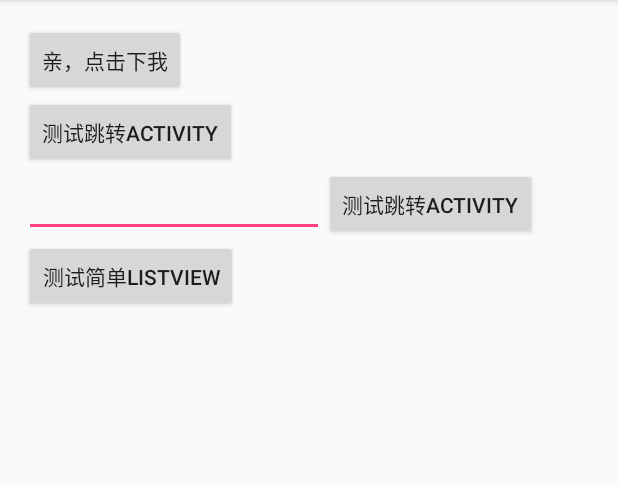
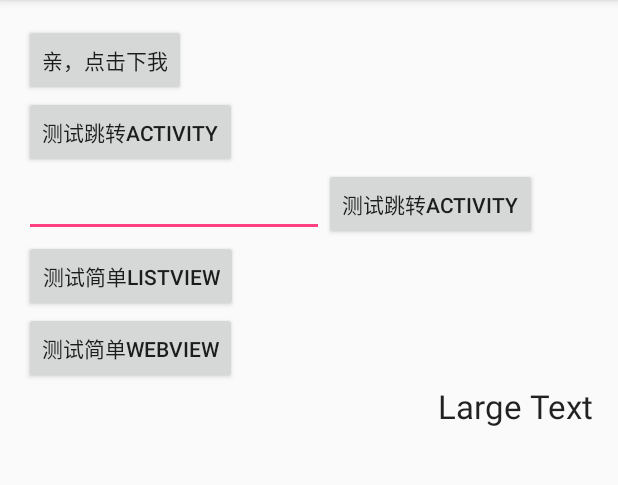
Before and after one commit to lixiong0802/android-learn, an Android app: the screen it shows after launch (MainActivity), on a phone screen of 412 x 824 dp, the part 84-569 px from its top. Run offline under Robolectric (Android 15) with nearby library versions, the phone set to English and light mode, and no system bars.

Commit message:
webview控件测试！！！

```diff
--- a/app/src/main/AndroidManifest.xml
+++ b/app/src/main/AndroidManifest.xml
@@ -1,6 +1,8 @@
 <?xml version="1.0" encoding="utf-8"?>
 <manifest xmlns:android="http://schemas.android.com/apk/res/android"
     package="com.example.lx.android_learn">
+
+    <uses-permission android:name="android.permission.INTERNET"/>
 
     <application
         android:allowBackup="true"
@@ -15,10 +17,10 @@
                 <category android:name="android.intent.category.LAUNCHER" />
             </intent-filter>
         </activity>
-
         <activity android:name=".IntentActivity" />
         <activity android:name=".DataIntentActivity" />
-        <activity android:name=".ControlListView"></activity>
+        <activity android:name=".ControlListView" />
+        <activity android:name=".ControlWebView"></activity>
     </application>
 
 </manifest>
--- a/app/src/main/java/com/example/lx/android_learn/MainActivity.java
+++ b/app/src/main/java/com/example/lx/android_learn/MainActivity.java
@@ -25,6 +25,8 @@ public class MainActivity extends AppCompatActivity implements View.OnClickListe
 
     private Button btn_Simpel_ListView;
 
+    private Button btn_Web_View;
+
     @Override
     protected void onCreate(Bundle savedInstanceState) {
         super.onCreate(savedInstanceState);
@@ -44,6 +46,10 @@ public class MainActivity extends AppCompatActivity implements View.OnClickListe
 
         btn_Simpel_ListView = (Button) this.findViewById(R.id.btn_Simpel_ListView);
         btn_Simpel_ListView.setOnClickListener(this);
+
+        btn_Web_View = (Button) this.findViewById(R.id.btn_Web_View);
+        btn_Web_View.setOnClickListener(this);
+
 
     }
 
@@ -67,5 +73,10 @@ public class MainActivity extends AppCompatActivity implements View.OnClickListe
             startActivity(intent);
         }
 
+        if (v == btn_Web_View) {
+            Intent intent = new Intent(this, ControlWebView.class);
+            startActivity(intent);
+        }
+
     }
 }
--- a/app/src/main/java/com/example/lx/android_learn/util/ConnectivityManagerUtil.java
+++ b/app/src/main/java/com/example/lx/android_learn/util/ConnectivityManagerUtil.java
@@ -22,7 +22,7 @@ public class ConnectivityManagerUtil {
      * @return
      */
 
-    public static boolean isNewWorkConnected(Activity activity) {
+    public static boolean isNewWorkConnected(Context activity) {
 
         ConnectivityManager connMgr = (ConnectivityManager) activity.getSystemService(Context.CONNECTIVITY_SERVICE);
         NetworkInfo networkInfo = connMgr.getActiveNetworkInfo();
--- a/app/src/main/java/com/example/lx/android_learn/util/LocationManagerUtil.java
+++ b/app/src/main/java/com/example/lx/android_learn/util/LocationManagerUtil.java
@@ -13,7 +13,7 @@ import android.location.LocationManager;
  */
 public class LocationManagerUtil {
 
-    private boolean isConnectEnable(Activity activity, String context) {
+    private boolean isConnectEnable(Context activity, String context) {
 
         LocationManager locationManager = (LocationManager) activity.getSystemService(Context.LOCATION_SERVICE);
 
@@ -23,12 +23,12 @@ public class LocationManagerUtil {
 
     }
 
-    public boolean isGpsEnable(Activity activity) {
+    public boolean isGpsEnable(Context activity) {
 
         return isConnectEnable(activity, LocationManager.GPS_PROVIDER);
     }
 
-    public boolean isNetWorkEnable(Activity activity) {
+    public boolean isNetWorkEnable(Context activity) {
 
         return isConnectEnable(activity, LocationManager.NETWORK_PROVIDER);
     }
--- a/app/src/main/res/layout/activity_main.xml
+++ b/app/src/main/res/layout/activity_main.xml
@@ -46,4 +46,18 @@
         android:layout_height="wrap_content"
         android:text="测试简单ListView" />
 
+    <Button
+        android:id="@+id/btn_Web_View"
+        android:layout_width="wrap_content"
+        android:layout_height="wrap_content"
+        android:text="测试简单WebView" />
+
+    <TextView
+        android:layout_width="wrap_content"
+        android:layout_height="wrap_content"
+        android:textAppearance="?android:attr/textAppearanceLarge"
+        android:text="Large Text"
+        android:id="@+id/textView"
+        android:layout_gravity="right" />
+
 </LinearLayout>
```
Also changed, not shown: app/src/main/java/com/example/lx/android_learn/ControlWebView.java (added, +75 -0 lines), app/src/main/res/layout/activity_control_web_view.xml (added, +13 -0 lines).
